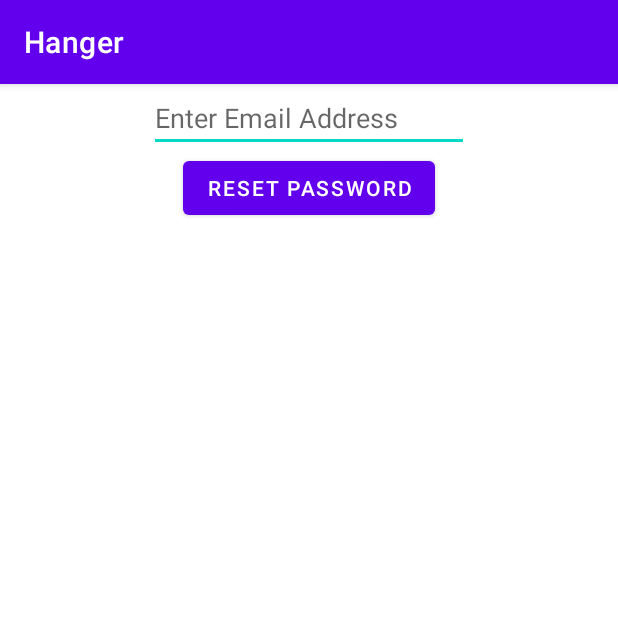
After one commit to SupreetSinghDhillon/Hanger, an Android app: the ForgotPasswordActivity screen opened directly, with no data from a screen before it, on a phone screen of 412 x 824 dp, the top half of it. The commit adds this screen. Run offline under Robolectric (Android 15) with nearby library versions, the phone set to English and light mode, and no system bars; our stand-ins replace Firebase (no records; nobody signed in at launch, a user with empty details on screens opened directly).

Commit message:
Implemented Forgot Password

```diff
--- /dev/null
+++ b/app/src/main/java/com/example/hanger/ForgotPasswordActivity.kt
@@ -0,0 +1,67 @@
+package com.example.hanger
+
+import androidx.appcompat.app.AppCompatActivity
+import android.os.Bundle
+import android.provider.ContactsContract.CommonDataKinds.Email
+import android.text.TextUtils
+import android.widget.Button
+import android.widget.EditText
+import android.widget.Toast
+import com.google.firebase.auth.FirebaseAuth
+
+class ForgotPasswordActivity : AppCompatActivity() {
+
+    private lateinit var resetButton: Button
+    private lateinit var emailEditText: EditText
+    private lateinit var auth: FirebaseAuth
+    /*
+ Took the below pattern from ->
+ https://stackoverflow.com/questions/1819142/how-should-i-validate-an-e-mail-address
+  */
+    val regex: Regex = Regex(
+        "[a-zA-Z0-9\\+\\.\\_\\%\\-\\+]{1,256}" +
+                "\\@" +
+                "[a-zA-Z0-9][a-zA-Z0-9\\-]{0,64}" +
+                "(" +
+                "\\." +
+                "[a-zA-Z0-9][a-zA-Z0-9\\-]{0,25}" +
+                ")+"
+    )
+    override fun onCreate(savedInstanceState: Bundle?) {
+        super.onCreate(savedInstanceState)
+        setContentView(R.layout.activity_forgot_password)
+
+        resetButton = findViewById(R.id.resetPasswordButton)
+        emailEditText = findViewById(R.id.editTextTextEmailAddress3)
+        auth = FirebaseAuth.getInstance()
+
+        resetButton.setOnClickListener {
+
+            var email: String = emailEditText.text.toString()
+            if (TextUtils.isEmpty(emailEditText.text)) {
+                emailEditText.setError("Email Address is required")
+                return@setOnClickListener
+            }
+            if(!(TextUtils.isEmpty(emailEditText.text)))
+            {
+                if(!(email.matches(regex)))
+                {
+                    emailEditText.setError("Please Enter Correct Email Address")
+                    return@setOnClickListener
+                }
+
+            }
+
+            auth.sendPasswordResetEmail(email).addOnCompleteListener {
+
+                if(it.isSuccessful)
+                {
+                    Toast.makeText(this,"Check Email to reset Password",Toast.LENGTH_SHORT).show()
+                }
+                else{
+                    Toast.makeText(this,"Error",Toast.LENGTH_SHORT).show()
+                }
+            }
+        }
+    }
+}
--- /dev/null
+++ b/app/src/main/res/layout/activity_forgot_password.xml
@@ -0,0 +1,28 @@
+<?xml version="1.0" encoding="utf-8"?>
+<RelativeLayout xmlns:android="http://schemas.android.com/apk/res/android"
+    xmlns:app="http://schemas.android.com/apk/res-auto"
+    xmlns:tools="http://schemas.android.com/tools"
+    android:layout_width="match_parent"
+    android:layout_height="match_parent"
+    tools:context=".ForgotPasswordActivity">
+
+    <EditText
+        android:id="@+id/editTextTextEmailAddress3"
+        android:layout_width="wrap_content"
+        android:layout_height="wrap_content"
+        android:layout_centerHorizontal="true"
+        android:hint="Enter Email Address"
+        android:ems="10"
+        android:inputType="textEmailAddress"
+        tools:layout_editor_absoluteX="75dp"
+        tools:layout_editor_absoluteY="148dp" />
+
+    <Button
+        android:id="@+id/resetPasswordButton"
+        android:layout_width="wrap_content"
+        android:layout_below="@+id/editTextTextEmailAddress3"
+        android:layout_centerHorizontal="true"
+        android:layout_height="wrap_content"
+        android:text="Reset Password" />
+
+</RelativeLayout>
```
Also changed, not shown: app/src/main/AndroidManifest.xml (+7 -0 lines), app/src/main/java/com/example/hanger/LogInActivity.kt (+40 -7 lines), app/src/main/java/com/example/hanger/RegisterUserActivity.kt (+17 -3 lines), app/src/main/java/com/example/hanger/ui/home/HomeFragment.kt (+17 -9 lines), app/src/main/res/layout/activity_log_in.xml (+9 -1 lines), app/src/main/res/layout/fragment_home.xml (+9 -14 lines).
